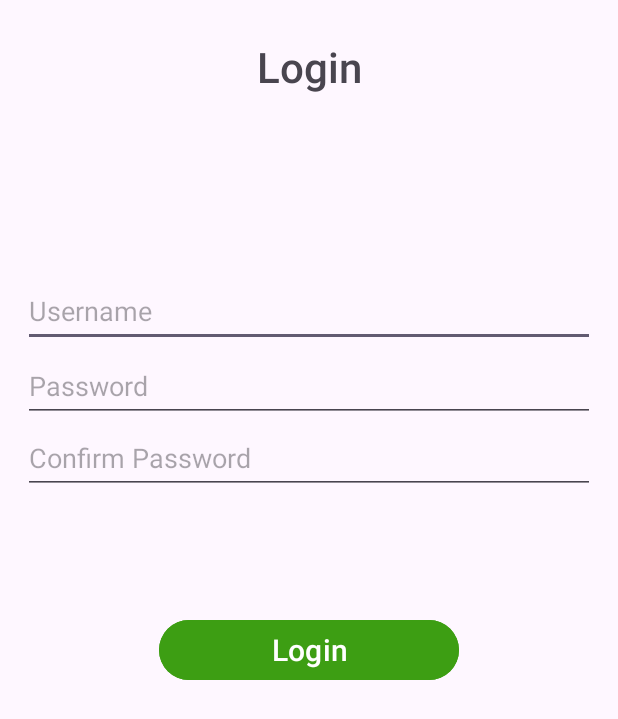
After one commit to SyahrurRohmaann/TheStudent, an Android app: the login screen opened directly, with no data from a screen before it, on a phone screen of 412 x 824 dp. The commit adds this screen. Shown: the top 719 px of the screen. Run offline under Robolectric (Android 15) with nearby library versions, the phone set to English and light mode, and no system bars.

```diff
--- /dev/null
+++ b/app/src/main/java/com/Alg/thestudent/login.java
@@ -0,0 +1,47 @@
+package com.Alg.thestudent;
+
+import android.content.Intent;
+import android.os.Bundle;
+import android.view.View;
+import android.widget.Button;
+import android.widget.EditText;
+import android.widget.Toast;
+
+import androidx.appcompat.app.AppCompatActivity;
+
+public class login extends AppCompatActivity {
+    Button btnlogin;
+    @Override
+    protected void onCreate(Bundle savedInstanceState){
+        super.onCreate(savedInstanceState);
+        setContentView(R.layout.login);
+    }
+    private void login() {
+        EditText Username, Password, cPassword;
+        Password = findViewById(R.id.edtPassword);
+        cPassword = findViewById(R.id.edtPassword2);
+        Username = findViewById(R.id.edtUsername);
+        btnlogin=findViewById(R.id.btnLogin);
+
+        btnlogin.setOnClickListener(new View.OnClickListener() {
+            @Override
+            public void onClick(View view) {
+                String user = Username.getText().toString();
+                String pass = Password.getText().toString();
+                String cPass = cPassword.getText().toString();
+
+
+                if (user.equals("alung221") && pass.equals("123")) {
+                    if (pass.equals(cPass)) {
+                        Intent intent = new Intent(login.this, Dashboard.class);
+                        startActivity(intent);
+                    } else {
+                        Toast.makeText(login.this, "Password dan Konfirmasi Password tidak sama", Toast.LENGTH_SHORT).show();
+                    }
+                } else {
+                    Toast.makeText(login.this, "Username atau Password salah", Toast.LENGTH_SHORT).show();
+                }
+            }
+        });
+    }
+}
--- /dev/null
+++ b/app/src/main/res/layout/login.xml
@@ -0,0 +1,70 @@
+<?xml version="1.0" encoding="utf-8"?>
+<androidx.constraintlayout.widget.ConstraintLayout xmlns:android="http://schemas.android.com/apk/res/android"
+    xmlns:app="http://schemas.android.com/apk/res-auto"
+    xmlns:tools="http://schemas.android.com/tools"
+    android:layout_width="match_parent"
+    android:layout_height="match_parent">
+
+    <TextView
+        android:id="@+id/textView3"
+        android:layout_width="wrap_content"
+        android:layout_height="wrap_content"
+        android:layout_marginTop="25dp"
+        android:fontFamily="sans-serif-medium"
+        android:text="Login"
+        android:textSize="28sp"
+        app:layout_constraintEnd_toEndOf="parent"
+        app:layout_constraintStart_toStartOf="parent"
+        app:layout_constraintTop_toTopOf="parent" />
+
+    <EditText
+        android:id="@+id/edtUsername"
+        android:layout_width="0dp"
+        android:layout_height="48dp"
+        android:layout_marginStart="15dp"
+        android:layout_marginTop="120dp"
+        android:layout_marginEnd="15dp"
+        android:ems="10"
+        android:hint="Username"
+        android:inputType="text"
+        app:layout_constraintEnd_toEndOf="parent"
+        app:layout_constraintStart_toStartOf="parent"
+        app:layout_constraintTop_toBottomOf="@+id/textView3" />
+
+    <EditText
+        android:id="@+id/edtPassword"
+        android:layout_width="0dp"
+        android:layout_height="48dp"
+        android:layout_marginTop="2dp"
+        android:ems="10"
+        android:hint="Password"
+        android:inputType="textPassword"
+        app:layout_constraintEnd_toEndOf="@+id/edtUsername"
+        app:layout_constraintStart_toStartOf="@+id/edtUsername"
+        app:layout_constraintTop_toBottomOf="@+id/edtUsername" />
+
+    <EditText
+        android:id="@+id/edtPassword2"
+        android:layout_width="0dp"
+        android:layout_height="48dp"
+        android:ems="10"
+        android:hint="Confirm Password"
+        android:inputType="textPassword"
+        app:layout_constraintEnd_toEndOf="@+id/edtPassword"
+        app:layout_constraintHorizontal_bias="1.0"
+        app:layout_constraintStart_toStartOf="@+id/edtPassword"
+        app:layout_constraintTop_toBottomOf="@+id/edtPassword" />
+
+    <Button
+        android:id="@+id/btnLogin"
+        android:layout_width="200dp"
+        android:layout_height="48dp"
+        android:layout_marginTop="80dp"
+        android:backgroundTint="#3D9E13"
+        android:fontFamily="sans-serif-medium"
+        android:text="Login"
+        android:textSize="20sp"
+        app:layout_constraintEnd_toEndOf="parent"
+        app:layout_constraintStart_toStartOf="parent"
+        app:layout_constraintTop_toBottomOf="@+id/edtPassword2" />
+</androidx.constraintlayout.widget.ConstraintLayout>
```
Also changed, not shown: app/src/main/AndroidManifest.xml (+18 -0 lines), app/src/main/java/com/Alg/thestudent/MainActivity.java (+9 -13 lines), app/src/main/res/layout/activity_main.xml (+12 -1 lines).
